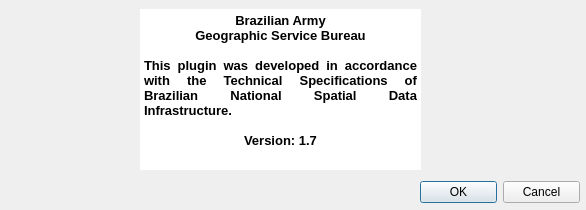
Old version of the form ui_about.ui in the repository dsgoficial/DsgTools.
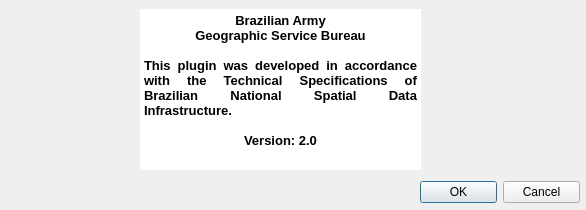
New version of the form. Icons and pictures are not drawn.

Patch:
```diff
--- a/ui_about.ui
+++ b/ui_about.ui
@@ -95,7 +95,7 @@
 &lt;p align=&quot;center&quot; style=&quot;-qt-paragraph-type:empty; margin-top:0px; margin-bottom:0px; margin-left:0px; margin-right:0px; -qt-block-indent:0; text-indent:0px; font-family:'MS Shell Dlg 2'; font-size:10pt; font-weight:600;&quot;&gt;&lt;br /&gt;&lt;/p&gt;
 &lt;p align=&quot;justify&quot; style=&quot; margin-top:0px; margin-bottom:0px; margin-left:0px; margin-right:0px; -qt-block-indent:0; text-indent:0px;&quot;&gt;&lt;span style=&quot; font-family:'MS Shell Dlg 2'; font-size:10pt; font-weight:600;&quot;&gt;This plugin was developed in accordance with the Technical Specifications of Brazilian National Spatial Data Infrastructure.&lt;/span&gt;&lt;/p&gt;
 &lt;p align=&quot;justify&quot; style=&quot;-qt-paragraph-type:empty; margin-top:0px; margin-bottom:0px; margin-left:0px; margin-right:0px; -qt-block-indent:0; text-indent:0px; font-family:'MS Shell Dlg 2'; font-size:10pt; font-weight:600;&quot;&gt;&lt;br /&gt;&lt;/p&gt;
-&lt;p align=&quot;center&quot; style=&quot; margin-top:0px; margin-bottom:0px; margin-left:0px; margin-right:0px; -qt-block-indent:0; text-indent:0px;&quot;&gt;&lt;span style=&quot; font-family:'MS Shell Dlg 2'; font-size:10pt; font-weight:600;&quot;&gt;Version: 1.7&lt;/span&gt;&lt;/p&gt;&lt;/body&gt;&lt;/html&gt;</string>
+&lt;p align=&quot;center&quot; style=&quot; margin-top:0px; margin-bottom:0px; margin-left:0px; margin-right:0px; -qt-block-indent:0; text-indent:0px;&quot;&gt;&lt;span style=&quot; font-family:'MS Shell Dlg 2'; font-size:10pt; font-weight:600;&quot;&gt;Version: 2.0&lt;/span&gt;&lt;/p&gt;&lt;/body&gt;&lt;/html&gt;</string>
    </property>
   </widget>
  </widget>
```
